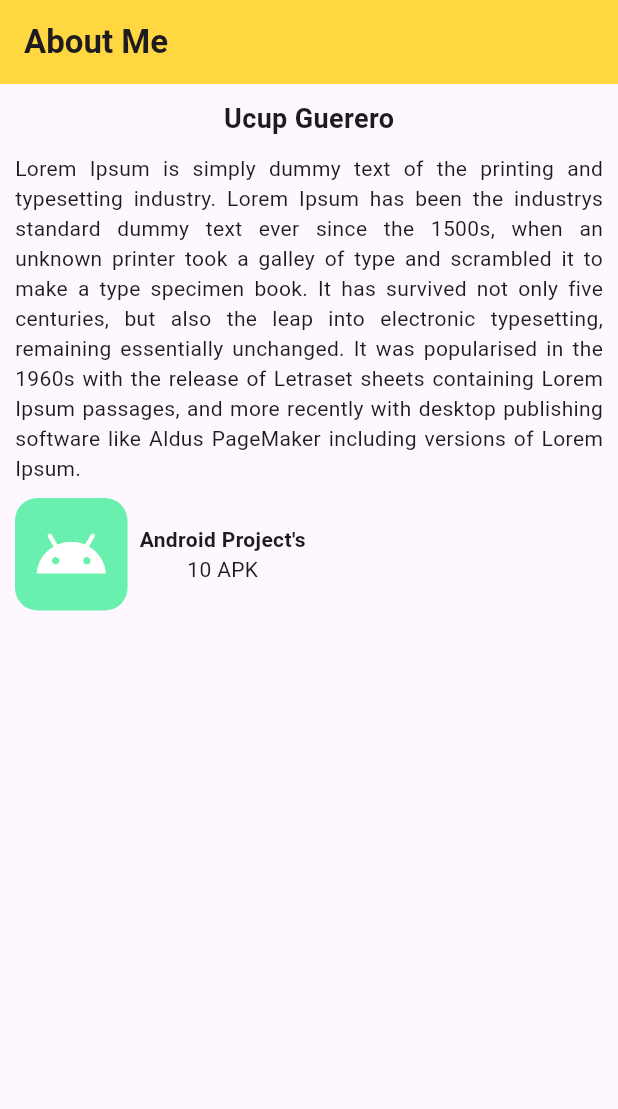
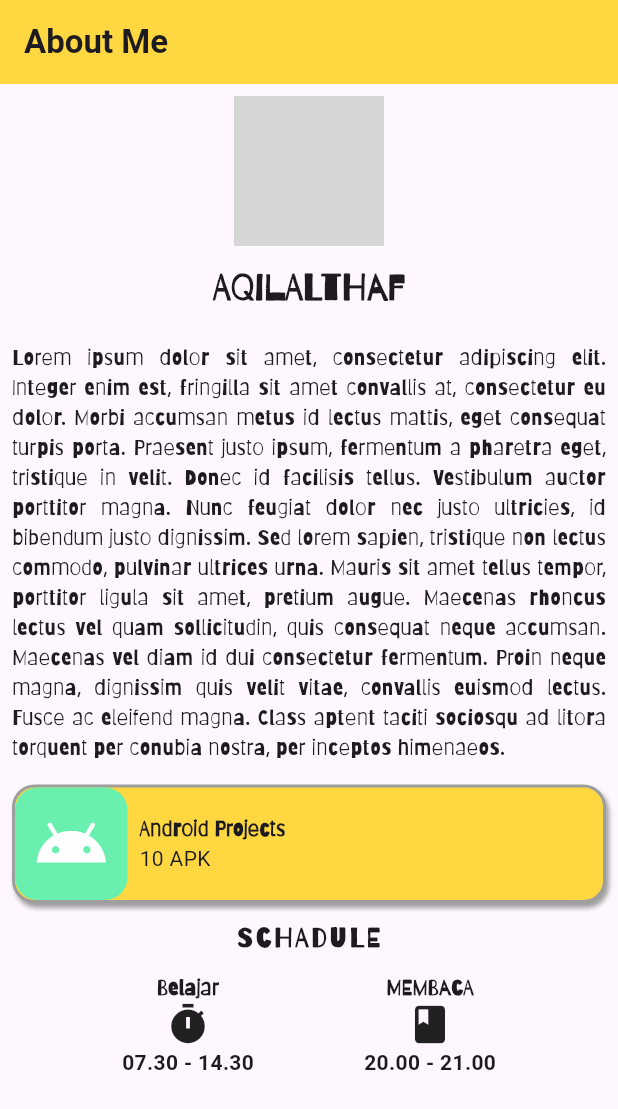
Before and after one commit to AqilAlt/flutter_profile_card, a Flutter app: the screen it shows after launch, on a phone screen of 412 x 824 dp. Shown: the top 1109 px of the screen. Run offline on Flutter 3.47's test engine with Material 3 defaults, Android fonts, the phone set to English and light mode, and no system bars; network calls fail; grey boxes are pictures that could not be loaded.

Commit message:
Belajar Image, Font, dan Single Child Scroll View

```diff
--- a/lib/about-me.dart
+++ b/lib/about-me.dart
@@ -7,30 +7,63 @@ class AboutMe extends StatelessWidget {
   Widget build(BuildContext context) {
     return Scaffold(
       appBar: AppBar(
-        title: Text('About Me', style: TextStyle(fontWeight: FontWeight.bold),),
+        title: Text(
+          'About Me',style: TextStyle(fontWeight: FontWeight.bold,
+            ),
+          ),
         backgroundColor: Colors.amberAccent,
       ),
-      body: Center(
+      body: SingleChildScrollView(
         child: Padding(
-          padding: const EdgeInsets.all(10.0),
+          padding: const EdgeInsets.all(8.0),
           child: Column(
-            children: <Widget>[
-              // Text Name
-              Text('Ucup Guerero', style: TextStyle(fontSize: 18, fontWeight: FontWeight.bold,),
+            children: <Widget> [
+              // Bisa pakai image.asset(=Nama Image=)
+              CircleAvatar(
+                radius: 50,
+                backgroundImage: NetworkImage('assets/Foto.png')
               ),
-              // Text size
+
+              /** Text Name */
+              Padding(
+                padding: const EdgeInsets.all(10.0),
+                child: Text(
+                  'Aqilalthaf'.toUpperCase(),
+                  style: TextStyle(
+                    fontSize: 24,
+                    fontWeight: FontWeight.bold,
+                    fontFamily: 'Barriecito'
+                  ),
+                  textAlign: TextAlign.center,
+                ),
+              ),
               SizedBox(
                 height: 10,
               ),
-              Text('Lorem Ipsum is simply dummy text of the printing and typesetting industry. Lorem Ipsum has been the industrys standard dummy text ever since the 1500s, when an unknown printer took a galley of type and scrambled it to make a type specimen book. It has survived not only five centuries, but also the leap into electronic typesetting, remaining essentially unchanged. It was popularised in the 1960s with the release of Letraset sheets containing Lorem Ipsum passages, and more recently with desktop publishing software like Aldus PageMaker including versions of Lorem Ipsum.',style: TextStyle(), textAlign: TextAlign.justify,),
-              // Text space
+              Text('Lorem ipsum dolor sit amet, consectetur adipiscing elit. Integer enim est, fringilla sit amet convallis at, consectetur eu dolor. Morbi accumsan metus id lectus mattis, eget consequat turpis porta. Praesent justo ipsum, fermentum a pharetra eget, tristique in velit. Donec id facilisis tellus. Vestibulum auctor porttitor magna. Nunc feugiat dolor nec justo ultricies, id bibendum justo dignissim. Sed lorem sapien, tristique non lectus commodo, pulvinar ultrices urna. Mauris sit amet tellus tempor, porttitor ligula sit amet, pretium augue. Maecenas rhoncus lectus vel quam sollicitudin, quis consequat neque accumsan. Maecenas vel diam id dui consectetur fermentum. Proin neque magna, dignissim quis velit vitae, convallis euismod lectus. Fusce ac eleifend magna. Class aptent taciti sociosqu ad litora torquent per conubia nostra, per inceptos himenaeos.',
+              style: TextStyle(
+                fontFamily: 'Barriecito'
+              ),
+              textAlign: TextAlign.justify,
+              ),
               SizedBox(
-                height: 10,
+                height: 15,
               ),
-              // card container android
               Container(
                 decoration: BoxDecoration(
-
+                  color: Colors.amberAccent,
+                  borderRadius: BorderRadius.circular(15),
+                    border: Border.all(
+                      color: Colors.grey,
+                      width: 2,
+                    ),
+                  boxShadow:[
+                    BoxShadow(
+                      blurRadius: 2,
+                      offset: Offset(2, 3),
+                      color: Colors.grey,
+                    )
+                  ],
                 ),
                 child: Row(
                   children: <Widget>[
@@ -39,7 +72,9 @@ class AboutMe extends StatelessWidget {
                       height: 75,
                       decoration: BoxDecoration(
                         color: Colors.greenAccent,
-                        borderRadius: BorderRadius.circular(15),
+                        borderRadius: BorderRadius.circular(
+                          15,
+                        ),
                       ),
                       child: Icon(
                         Icons.android,
@@ -49,21 +84,61 @@ class AboutMe extends StatelessWidget {
                     ),
                     Padding(
                       padding: const EdgeInsets.all(8.0),
-                      child: Column(
-                        children: [
-                          Text('Android Project\'s', style: TextStyle(fontWeight: FontWeight.bold),
+                    child: Column(
+                      crossAxisAlignment: CrossAxisAlignment.start,
+                      children: [
+                        Text(
+                          'Android Projects',
+                          style: TextStyle(
+                            fontFamily: 'Barriecito',
+                          fontWeight: FontWeight.bold,),
                           ),
-                          Text("10 APK")
+                          Text('10 APK')
                         ],
                       ),
                     ),
                   ],
                 ),
+              ),
+              Padding(
+                padding: const EdgeInsets.symmetric(vertical: 10,),
+                child: Text('Schadule'.toUpperCase(),
+                style: TextStyle(fontWeight: FontWeight.bold,
+                fontFamily: 'Barriecito',
+                fontSize: 18,
+                letterSpacing: 2)
+                ),
+              ),
+              // Row Schadule
+              Row(
+                mainAxisAlignment: MainAxisAlignment.spaceEvenly,
+                children: <Widget>[
+                  Column(
+                    // ==== Belajar
+                    children: <Widget>[
+                      Text('Belajar', style: TextStyle(fontWeight: FontWeight.w700, fontFamily: 'Barriecito'),),
+                      Icon(Icons.timer, size: 30,),
+                      Text('07.30 - 14.30', style: TextStyle(fontWeight: FontWeight.w600),)
+                    ],
+                  ),
+                  // ==== Membaca
+                  Column(
+                    children: <Widget>[
+                      Text('MEMBACA', style: TextStyle(
+                        fontWeight: FontWeight.w700,
+                        fontFamily: 'Barriecito'
+                        ),
+                      ),
+                      Icon(Icons.book, size: 30,),
+                      Text('20.00 - 21.00', style: TextStyle(fontWeight: FontWeight.w600),)
+                    ],
+                  )
+                ],
               )
             ],
           ),
-        ),
+          ),
       ),
-    );
+        );
   }
 }
```
Also changed, not shown: pubspec.yaml (+8 -8 lines), assets/Foto.png (added), flutter_02.png (added), fonts/Barriecito-Regular.ttf (added).
